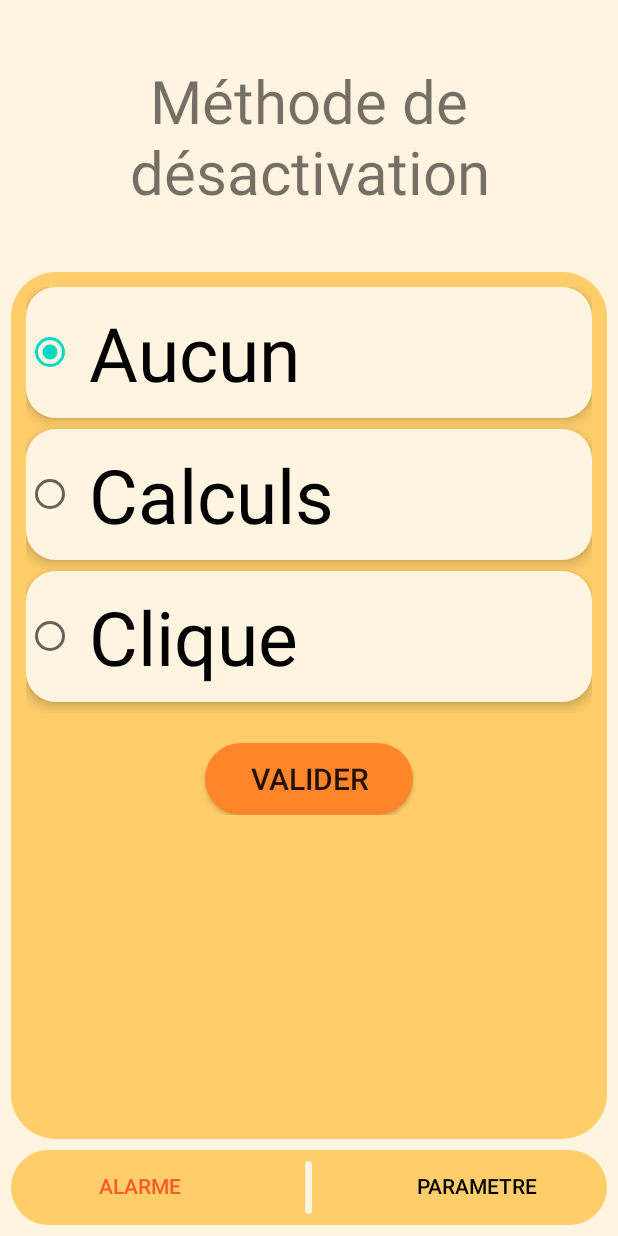
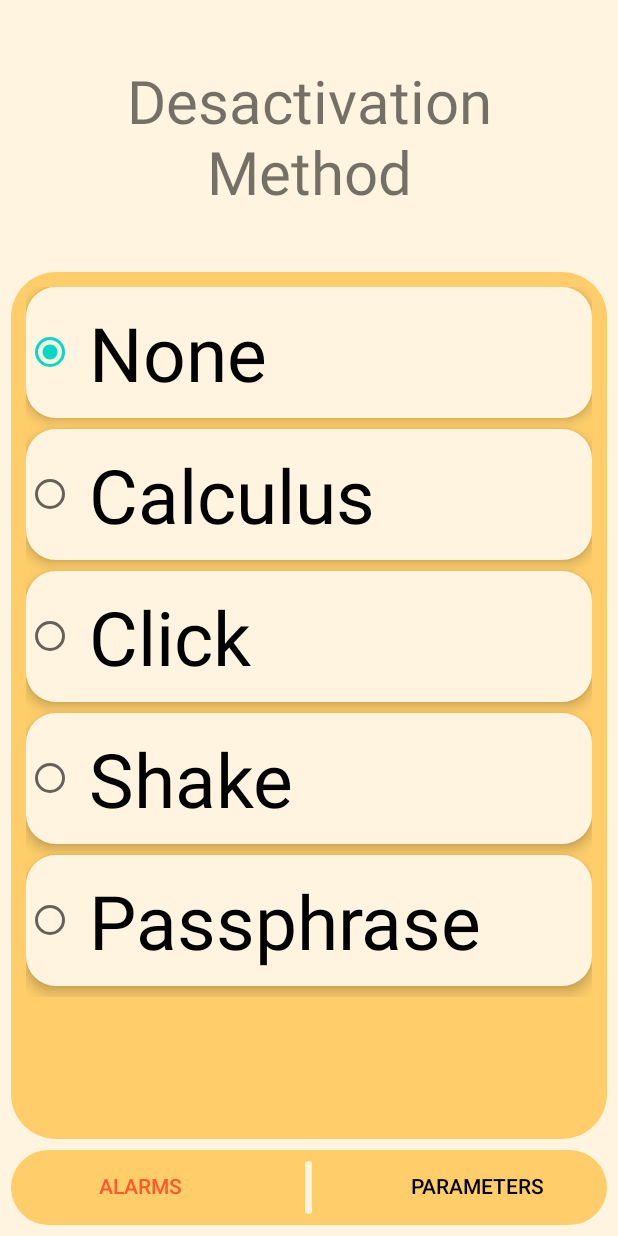
Before and after one commit to MathisDurand/projet_alarme_8INF257, an Android app: the DesactivationActivity screen opened directly, with no data from a screen before it, on a phone screen of 412 x 824 dp. Run offline under Robolectric (Android 15) with nearby library versions, the phone set to English and light mode, and no system bars.

Commit message:
strings.xml edited added animation and transition files

```diff
--- a/app/src/main/res/layout/desactivation.xml
+++ b/app/src/main/res/layout/desactivation.xml
@@ -13,14 +13,14 @@
             android:layout_width="match_parent"
             android:layout_height="wrap_content"
             android:padding="40dp"
-            android:text="Méthode de désactivation"
+            android:text="@string/desMethodStrnig"
             android:gravity="center"
-            android:textSize="40dp">
+            android:textSize="40sp">
         </TextView>
 
         <ScrollView
             android:layout_width="match_parent"
-            android:layout_height="wrap_content"
+            android:layout_height="0dp"
             android:layout_marginHorizontal="7dp"
             android:layout_marginBottom="7dp"
             android:layout_weight="2"
@@ -28,7 +28,7 @@
             android:padding="10dp">
                 <LinearLayout
                     android:layout_width="match_parent"
-                    android:layout_height="match_parent"
+                    android:layout_height="wrap_content"
                     android:orientation="vertical">
                 <RadioGroup
                     android:id="@+id/MiniGameChoice"
@@ -40,8 +40,8 @@
                         android:layout_width="match_parent"
                         android:layout_height="wrap_content"
                         android:layout_weight="50"
-                        android:text="Aucun"
-                        android:textSize="50dip"
+                        android:text="@string/noneTxt"
+                        android:textSize="50sp"
                         android:background="@xml/contenu"
                         android:padding="10dp"
                         android:elevation="5dp"
@@ -52,8 +52,8 @@
                         android:layout_width="match_parent"
                         android:layout_height="wrap_content"
                         android:layout_weight="50"
-                        android:text="Calculs"
-                        android:textSize="50dip"
+                        android:text="@string/calculsTxt"
+                        android:textSize="50sp"
                         android:background="@xml/contenu"
                         android:padding="10dp"
                         android:elevation="5dp"
@@ -64,8 +64,32 @@
                         android:layout_width="match_parent"
                         android:layout_height="wrap_content"
                         android:layout_weight="50"
-                        android:text="Clique"
-                        android:textSize="50dip"
+                        android:text="@string/cliqueTxt"
+                        android:textSize="50sp"
+                        android:background="@xml/contenu"
+                        android:padding="10dp"
+                        android:elevation="5dp"
+                        android:layout_marginBottom="7dp">
+                    </RadioButton>
+                    <RadioButton
+                        android:id="@+id/MG3"
+                        android:layout_width="match_parent"
+                        android:layout_height="wrap_content"
+                        android:layout_weight="50"
+                        android:text="@string/shakeTxt"
+                        android:textSize="50sp"
+                        android:background="@xml/contenu"
+                        android:padding="10dp"
+                        android:elevation="5dp"
+                        android:layout_marginBottom="7dp">
+                    </RadioButton>
+                    <RadioButton
+                        android:id="@+id/MG4"
+                        android:layout_width="match_parent"
+                        android:layout_height="wrap_content"
+                        android:layout_weight="50"
+                        android:text="@string/passphraseTxt"
+                        android:textSize="50sp"
                         android:background="@xml/contenu"
                         android:padding="10dp"
                         android:elevation="5dp"
@@ -76,13 +100,13 @@
                 <Button
                     android:id="@+id/OkMiniGame"
                     android:layout_weight="0"
-                    android:text="Valider"
+                    android:text="@string/butonValidate"
                     android:layout_width="wrap_content"
-                    android:layout_height="wrap_content"
+                    android:layout_height="0dp"
                     android:background="@xml/boutonsave"
                     android:layout_gravity="center"
                     android:elevation="5dp"
-                    android:textSize="20dp"
+                    android:textSize="20sp"
                     android:layout_marginTop="20dp"
                     android:paddingHorizontal="30dp"/>
             </LinearLayout>
@@ -104,7 +128,7 @@
                 android:layout_width="130dp"
                 android:layout_height="wrap_content"
                 android:layout_weight="1"
-                android:text="Alarme"
+                android:text="@string/butonNameAlarms"
                 android:textColor="#FF592A"
                 android:background="#00363636">
 
@@ -122,7 +146,7 @@
             <Button
                 android:layout_width="130dp"
                 android:layout_height="wrap_content"
-                android:text="Parametre"
+                android:text="@string/butonNameParameters"
                 android:textColor="#000000"
                 android:layout_weight="1"
                 android:onClick="parametre"
--- /dev/null
+++ b/app/src/main/res/transition/explode.xml
@@ -0,0 +1,4 @@
+<?xml version="1.0" encoding="utf-8"?>
+<transitionSet xmlns:android="http://schemas.android.com/apk/res/android">
+    <explode android:duration="800" />
+</transitionSet>
--- /dev/null
+++ b/app/src/main/res/transition/fade.xml
@@ -0,0 +1,4 @@
+<?xml version="1.0" encoding="utf-8"?>
+<transitionSet xmlns:android="http://schemas.android.com/apk/res/android">
+    <fade android:duration="800" />
+</transitionSet>
--- /dev/null
+++ b/app/src/main/res/transition/slide.xml
@@ -0,0 +1,4 @@
+<?xml version="1.0" encoding="utf-8"?>
+<transitionSet xmlns:android="http://schemas.android.com/apk/res/android">
+    <slide android:duration="400" />
+</transitionSet>
--- a/app/src/main/res/values/strings.xml
+++ b/app/src/main/res/values/strings.xml
@@ -13,11 +13,39 @@
     <!-- "Aucune Alarme XML" Page Strings -->
     <string name="createAlarm">Create an alarm</string>
 
+    <!-- Theme changing Strings -->
+    <string name="defaultTheme">Default Theme</string>
+    <string name="darkTheme">Dark Theme</string>
+    <string name="blueTheme">Blue Theme</string>
+    <string name="redTheme">Red Theme</string>
+    <string name="themesMenuTitle">Themes Selection</string>
+
+    <!-- Choix sonnerie page Strings -->
+    <string name="hip_hopTxt">Hip-Hop</string>
+    <string name="natureTxt">Nature</string>
+    <string name="ringtoneTXT">Choose your Ringtone</string>
+
+    <!-- Creer alarme page Strings -->
+    <string name="l">L</string>
+    <string name="m">M</string>
+    <string name="j">J</string>
+    <string name="v">V</string>
+    <string name="s">S</string>
+    <string name="d">D</string>
+    <string name="saveTxt">Save</string>
+
+    <!-- Desactivation page Strings -->
+    <string name="calculsTxt">Calculus</string>
+    <string name="noneTxt">None</string>
+    <string name="desMethodStrnig">Desactivation Method</string>
+    <string name="cliqueTxt">Click</string>
+    <string name="shakeTxt">Shake</string>
+    <string name="passphraseTxt">Passphrase</string>
+
     <!-- Language Page Strings -->
     <string name="radioFrench">French</string>
     <string name="radioEnglish">English</string>
     <string name="selectLanguage">Select your language</string>
-
 
     <!-- Passphrase Minigame Strings -->
     <string name="blankSpace" translatable="false">________</string>
@@ -26,26 +54,20 @@
     <string name="passphraserule">Enter a min 10 caracters length phrase to continue</string>
     <string name="passphraseTitle">Passphrase Mini Game !</string>
 
-
-
     <!-- Calcul Minigame Strings -->
     <string name="calculMG">Calculus Mini Game</string>
     <string name="answers">answer here</string>
-
-    <!-- Theme changing Strings -->
-    <string name="defaultTheme">Default Theme</string>
-    <string name="darkTheme">Dark Theme</string>
-    <string name="blueTheme">Blue Theme</string>
-    <string name="redTheme">Red Theme</string>
-    <string name="themesMenuTitle">Themes Selection</string>
 
     <!-- Press 1000 Mini Game Strings -->
     <string name="pressThousands">Press button 1000 times to win !</string>
     <string name="parametersStr">Settings</string>
 
-
     <!-- Parameters Page Strings -->
     <string name="langues">Languages</string>
     <string name="themesSTR">Themes</string>
-    <string name="shakeRule">Shake the phone to detect to shake event</string>
+
+    <!-- Shake Game Strings -->
+    <string name="shakeRule">Shake the phone to disable !</string>
+
+
 </resources>
--- a/app/src/main/res/values/themes.xml
+++ b/app/src/main/res/values/themes.xml
@@ -73,6 +73,11 @@
         <item name="android:backgroundTint">#F69E9E</item>
     </style>
 
+    <style name="transitions">
+        <item name="android:windowActivityTransitions">true</item>
 
+        <item name="android:windowEnterTransition">@transition/fade</item>
+        <item name="android:windowExitTransition">@transition/fade</item>
+    </style>
     <!--    -->
 </resources>
```
Also changed, not shown: app/src/main/AndroidManifest.xml (+16 -0 lines), app/src/main/java/uqac/dim/projet_alarme_8inf257/PassphraseActivity.java (+9 -2 lines), app/src/main/java/uqac/dim/projet_alarme_8inf257/ShakeActivity.java (+18 -3 lines), app/src/main/res/anim/rotate.xml (added, +11 -0 lines), app/src/main/res/layout/changetheme.xml (+5 -5 lines), app/src/main/res/layout/choixsonnerie.xml (+10 -10 lines), app/src/main/res/layout/creeralarme.xml (+24 -28 lines), app/src/main/res/layout/shake.xml (+20 -3 lines), app/src/main/res/drawable-v24/phono.png (added), 1 other file.
